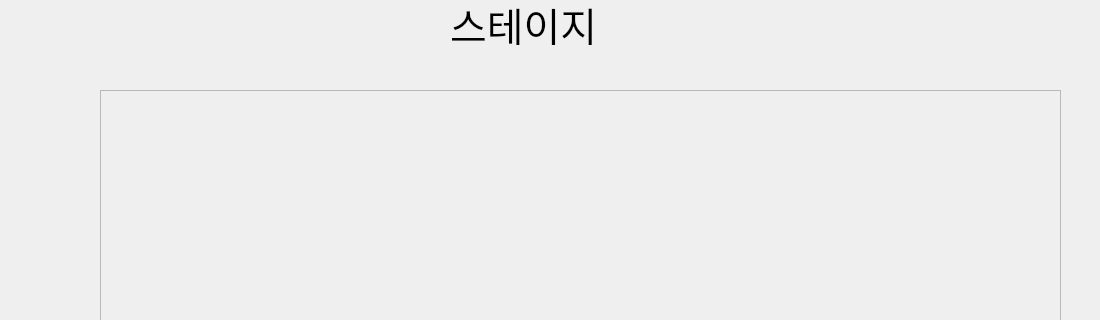
Above: ui/3-1.ui from myoseo/team-project before the change; both pictures show x 0 to 1100 and y 0 to 320 of the 1100 by 850 pixel window. Below: the same form after it.
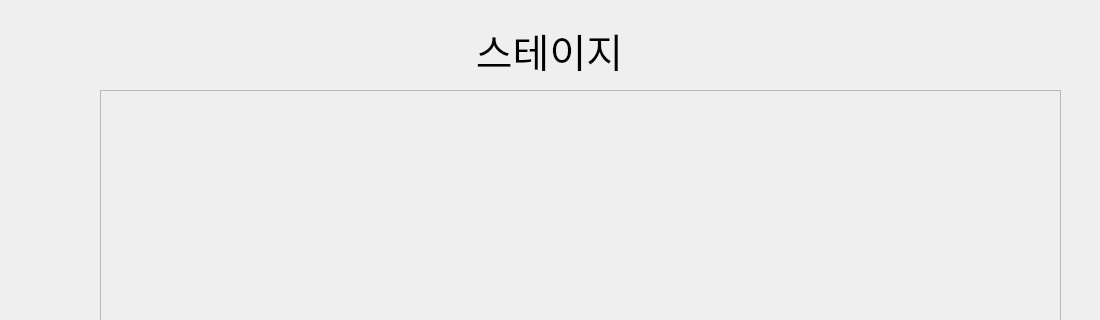
That is the form after the change.

The edit to the form file:
```diff
--- a/ui/3-1.ui
+++ b/ui/3-1.ui
@@ -52,9 +52,9 @@
   <widget class="QLabel" name="label">
    <property name="geometry">
     <rect>
-     <x>450</x>
-     <y>4</y>
-     <width>200</width>
+     <x>9</x>
+     <y>30</y>
+     <width>1081</width>
      <height>41</height>
     </rect>
    </property>
@@ -67,7 +67,7 @@
     <string>스테이지</string>
    </property>
    <property name="alignment">
-    <set>Qt::AlignJustify|Qt::AlignVCenter</set>
+    <set>Qt::AlignCenter</set>
    </property>
   </widget>
  </widget>
```
